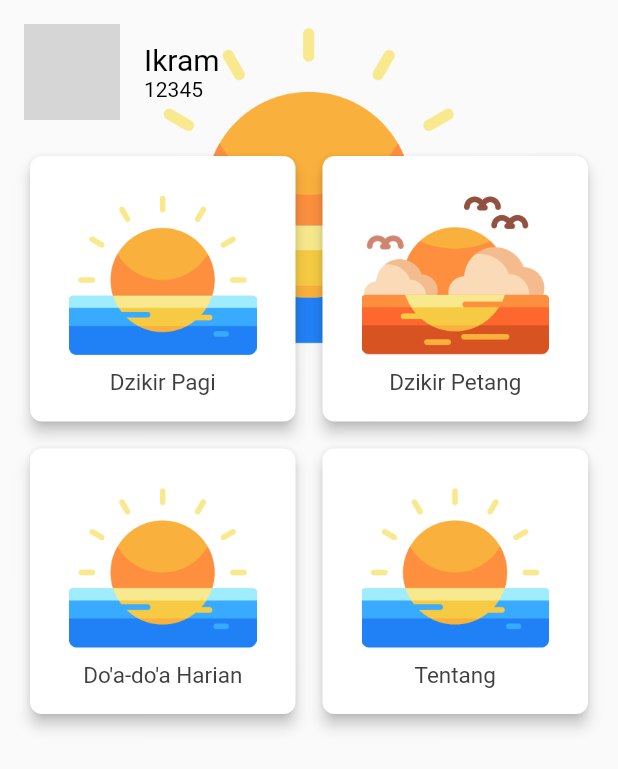
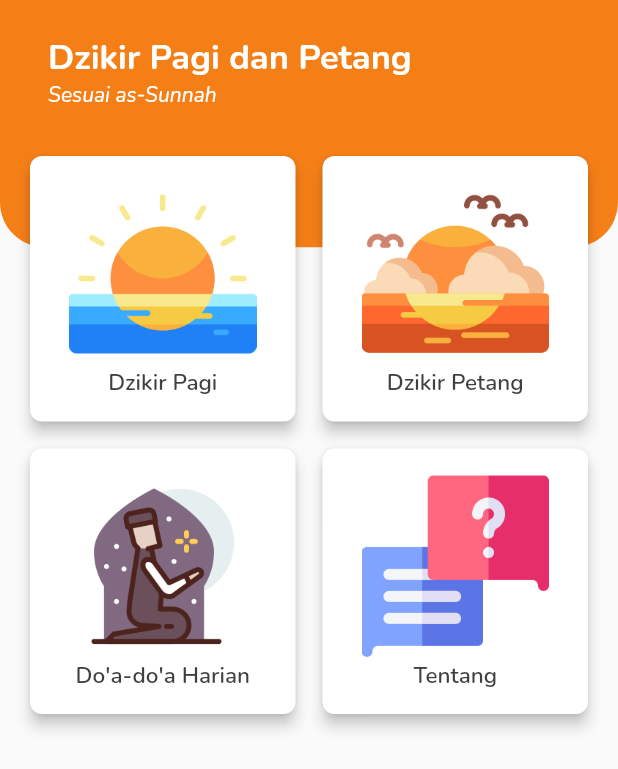
Before and after one commit to ikramrasinong/dzikirpagipetang, a Flutter app: the screen it shows after launch, on a phone screen of 412 x 824 dp. Shown: the top 769 px of the screen. Run offline on Flutter 3.47's test engine with Material 2 defaults, Android fonts, the phone set to English and light mode, and no system bars; our stand-ins replace google_fonts; Roboto replaces fonts that are missing (Montserrat Medium, Montserrat Reguler); grey boxes are pictures that could not be loaded.

Commit message:
Homepage01

```diff
--- a/lib/home_screen.dart
+++ b/lib/home_screen.dart
@@ -1,5 +1,5 @@
 import 'package:flutter/material.dart';
-// import 'package:flutter_svg/flutter_svg.dart';
+import 'package:google_fonts/google_fonts.dart';
 
 class HomeScreen extends StatefulWidget {
   HomeScreen({Key key}) : super(key: key);
@@ -15,21 +15,26 @@ class _HomeScreenState extends State<HomeScreen> {
     var size = MediaQuery.of(context).size;
 
     //style
-    var cardTextStyle = TextStyle(
-        fontFamily: "Montserrat Reguler",
+    var cardTextStyle = GoogleFonts.nunito(
         fontSize: 15,
-        color: Color.fromRGBO(63, 63, 63, 1));
+        color: Color.fromRGBO(63, 63, 63, 1),
+        fontWeight: FontWeight.w600);
 
     return Scaffold(
       body: Stack(
         children: <Widget>[
           Container(
-            height: size.height * .3,
+            padding: EdgeInsets.all(16.0),
+            height: size.height * .2,
             decoration: BoxDecoration(
-              image: DecorationImage(
-                  alignment: Alignment.topCenter,
-                  image: AssetImage('assets/images/sunrise.png')),
-            ),
+                // image: DecorationImage(
+                //     alignment: Alignment.topCenter,
+                //     image: AssetImage('assets/images/sunrise.png')),
+                color: Colors.yellow[900],
+                borderRadius: BorderRadius.only(
+                  bottomLeft: Radius.circular(30.0),
+                  bottomRight: Radius.circular(30.0),
+                )),
           ),
           SafeArea(
             child: Padding(
@@ -42,11 +47,6 @@ class _HomeScreenState extends State<HomeScreen> {
                     child: Row(
                       crossAxisAlignment: CrossAxisAlignment.start,
                       children: <Widget>[
-                        CircleAvatar(
-                          radius: 32,
-                          backgroundImage: NetworkImage(
-                              'https://i.pinimg.com/originals/78/07/03/78070395106fcd1c3e66e3b3810568bb.jpg'),
-                        ),
                         SizedBox(
                           width: 16,
                         ),
@@ -55,18 +55,19 @@ class _HomeScreenState extends State<HomeScreen> {
                           crossAxisAlignment: CrossAxisAlignment.start,
                           children: <Widget>[
                             Text(
-                              'Ikram',
-                              style: TextStyle(
-                                  fontFamily: 'Montserrat Medium',
-                                  color: Colors.black,
-                                  fontSize: 20),
+                              'Dzikir Pagi dan Petang',
+                              style: GoogleFonts.nunito(
+                                fontWeight: FontWeight.w700,
+                                fontSize: 23,
+                                color: Colors.white,
+                              ),
                             ),
                             Text(
-                              '12345',
-                              style: TextStyle(
-                                  fontFamily: 'Montserrat Medium',
-                                  color: Colors.black,
-                                  fontSize: 14),
+                              "Sesuai as-Sunnah",
+                              style: GoogleFonts.nunito(
+                                fontStyle: FontStyle.italic,
+                                color: Colors.white,
+                              ),
                             )
                           ],
                         )
@@ -132,7 +133,7 @@ class _HomeScreenState extends State<HomeScreen> {
                             children: <Widget>[
                               Container(
                                 child: Image.asset(
-                                  'assets/images/sunrise.png',
+                                  'assets/images/pray.png',
                                   height: 125.0,
                                   fit: BoxFit.cover,
                                 ),
@@ -154,7 +155,7 @@ class _HomeScreenState extends State<HomeScreen> {
                             children: <Widget>[
                               Container(
                                 child: Image.asset(
-                                  'assets/images/sunrise.png',
+                                  'assets/images/question.png',
                                   height: 125.0,
                                   fit: BoxFit.cover,
                                 ),
--- a/pubspec.yaml
+++ b/pubspec.yaml
@@ -28,7 +28,7 @@ dependencies:
   # The following adds the Cupertino Icons font to your application.
   # Use with the CupertinoIcons class for iOS style icons.
   cupertino_icons: ^1.0.0
-
+  google_fonts: ^1.1.2
 
 dev_dependencies:
   flutter_test:
@@ -48,6 +48,9 @@ flutter:
   assets:
     - assets/images/sunrise.png
     - assets/images/sunsets.png
+    - assets/images/information.png
+    - assets/images/pray.png
+    - assets/images/question.png
 
     # - assets/images/sunrise.svg
     # - assets/images/sunsets.svg
```
Also changed, not shown: assets/images/information.png (added), assets/images/pray.png (added), assets/images/pray.svg (added), assets/images/question.png (added), assets/images/question.svg (added), pubspec.lock, 1 other file.
